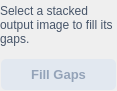
Before: the Qt Designer form src/startrails/ui/step_fill_gaps.ui in gkyle/startrails, drawn with Qt 5.
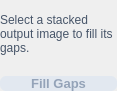
After: the same form once the commit is applied.

Commit message: Match Fill Gaps button height to sidebar actions

```diff
--- a/src/startrails/ui/step_fill_gaps.ui
+++ b/src/startrails/ui/step_fill_gaps.ui
@@ -56,10 +56,10 @@
     font-weight: bold;
     background-color: #0369a1;
     color: #ffffff;
-    padding: 7px 12px;
+    padding: 0px 12px;
     border-radius: 6px;
     font-size: 13px;
-    border: 2px solid transparent;
+    border: none;
 }
 QPushButton#run:hover {
     background-color: #075985;
@@ -68,7 +68,7 @@
     background-color: #e2e8f0;
     color: #94a3b8;
 }
-QPushButton#run:focus:enabled { border-color: #ffffff; }</string>
+</string>
      </property>
      <property name="text">
       <string>Fill Gaps</string>
```
The commit also changes 1 other file.
